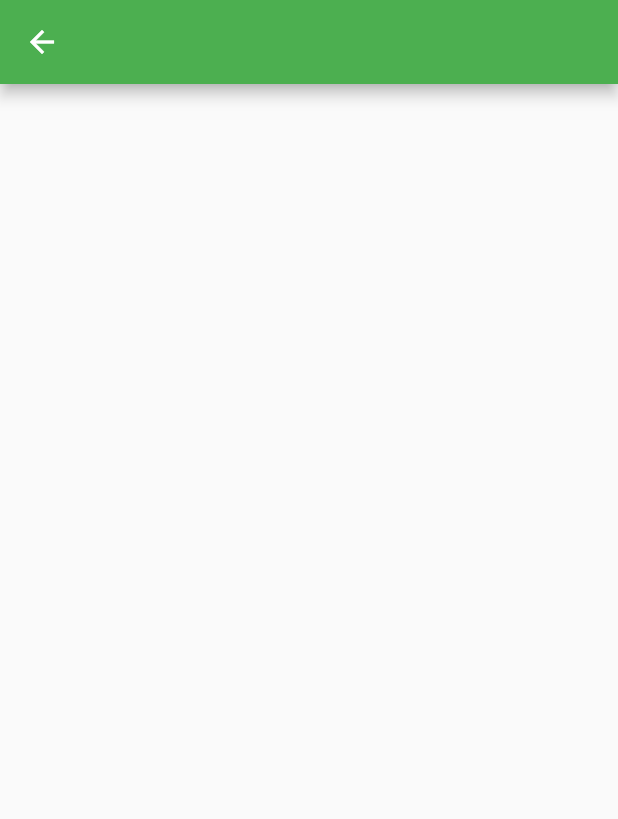
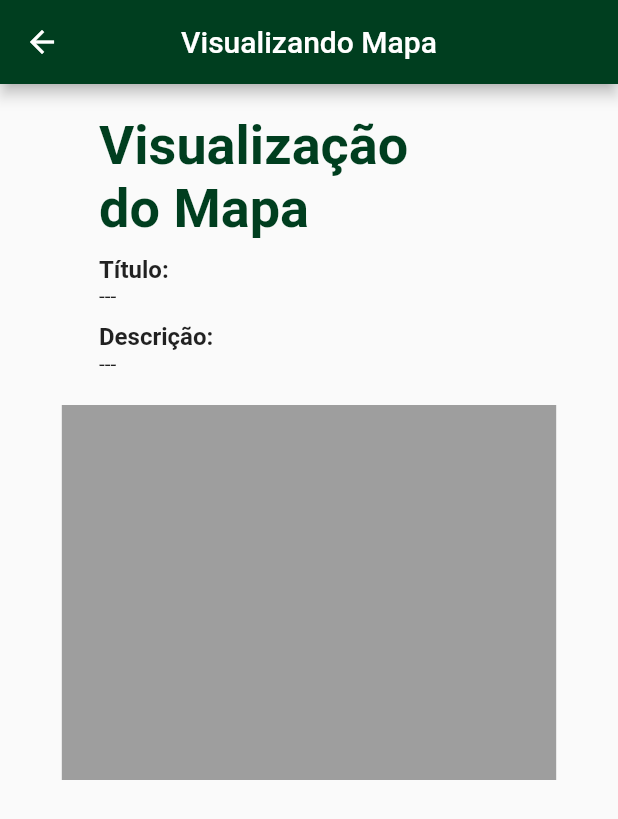
Before and after one commit to marcos-bah/modulo1_deficientes_visuais_proex, a Flutter app: the ViewMapView screen opened directly, on a phone screen of 412 x 824 dp. Shown: the top 819 px of the screen. Run offline on Flutter 3.47's test engine with Material 2 defaults, Android fonts, the phone set to English and light mode, and no system bars; our stand-ins replace dio, file_picker, firebase_auth, firebase_core, firebase_storage, rx_notifier; accounts and stored records are empty.

Commit message:
[ADD] Adicionando base mapa

```diff
--- a/lib/src/app/app.widget.dart
+++ b/lib/src/app/app.widget.dart
@@ -6,6 +6,7 @@ import 'package:modulo1_deficientes_visuais_proex/src/features/create-account/cr
 import 'package:modulo1_deficientes_visuais_proex/src/features/edit-account/edit_account.view.dart';
 import 'package:modulo1_deficientes_visuais_proex/src/features/login/login.view.dart';
 import 'package:modulo1_deficientes_visuais_proex/src/features/maps/map.view.dart';
+import 'package:modulo1_deficientes_visuais_proex/src/features/maps/viewMap.view.dart';
 import 'package:modulo1_deficientes_visuais_proex/src/features/organization/organization.view.dart';
 import 'package:modulo1_deficientes_visuais_proex/src/features/recovery-password/recovery_password.view.dart';
 
@@ -20,7 +21,7 @@ class AppWidget extends StatelessWidget {
       theme: ThemeData(
         primarySwatch: Colors.green,
       ),
-      initialRoute: "/login",
+      initialRoute: "/view-map",
       routes: {
         "/": (context) => CreateAccountView(),
         "/login": (context) => LoginView(),
@@ -32,6 +33,7 @@ class AppWidget extends StatelessWidget {
         "/builder": (context) => BuilderView(),
         "/organization": (context) => OrganizationView(),
         "/map": (context) => MapView(),
+        "/view-map": (context) => ViewMapView(),
       },
     );
   }
--- a/lib/src/features/maps/map.controller.dart
+++ b/lib/src/features/maps/map.controller.dart
@@ -1,4 +1,3 @@
-import 'dart:io';
 import 'dart:typed_data';
 
 import 'package:file_picker/file_picker.dart';
--- a/lib/src/features/maps/viewMap.view.dart
+++ b/lib/src/features/maps/viewMap.view.dart
@@ -1,4 +1,5 @@
 import 'package:flutter/material.dart';
+import 'package:modulo1_deficientes_visuais_proex/src/app/app.color.dart';
 
 class ViewMapView extends StatefulWidget {
   const ViewMapView({Key? key}) : super(key: key);
@@ -10,9 +11,89 @@ class ViewMapView extends StatefulWidget {
 class _ViewMapViewState extends State<ViewMapView> {
   @override
   Widget build(BuildContext context) {
+    Size size = MediaQuery.of(context).size;
     return Scaffold(
-      appBar: AppBar(),
-      body: Column(),
+      appBar: AppBar(
+        title: Text("Visualizando Mapa"),
+        centerTitle: true,
+        backgroundColor: AppColors.primary,
+      ),
+      body: Center(
+        child: Container(
+          width: size.width < 520 ? size.width * 0.8 : 480,
+          child: Column(
+            mainAxisAlignment: MainAxisAlignment.start,
+            crossAxisAlignment: CrossAxisAlignment.start,
+            children: [
+              Center(
+                child: Container(
+                  width: size.width < 320 ? size.width * 0.8 : 280,
+                  child: Column(
+                    mainAxisAlignment: MainAxisAlignment.start,
+                    crossAxisAlignment: CrossAxisAlignment.start,
+                    children: [
+                      SizedBox(
+                        height: 20,
+                      ),
+                      Text(
+                        "Visualização\ndo Mapa",
+                        style: TextStyle(
+                          fontSize: 36,
+                          fontWeight: FontWeight.w700,
+                          color: AppColors.primary,
+                        ),
+                      ),
+                      SizedBox(
+                        height: 10,
+                      ),
+                      Text(
+                        "Título:",
+                        style: TextStyle(
+                          fontWeight: FontWeight.bold,
+                          fontSize: 16,
+                        ),
+                      ),
+                      Text(
+                        "---",
+                        style: TextStyle(
+                          fontWeight: FontWeight.normal,
+                          fontSize: 14,
+                        ),
+                      ),
+                      SizedBox(
+                        height: 10,
+                      ),
+                      Text(
+                        "Descrição:",
+                        style: TextStyle(
+                          fontWeight: FontWeight.bold,
+                          fontSize: 16,
+                        ),
+                      ),
+                      Text(
+                        "---",
+                        style: TextStyle(
+                          fontWeight: FontWeight.normal,
+                          fontSize: 14,
+                        ),
+                      ),
+                      SizedBox(
+                        height: 20,
+                      ),
+                    ],
+                  ),
+                ),
+              ),
+              //Mapa aqui
+              Container(
+                width: double.infinity,
+                height: 250,
+                color: Colors.grey,
+              ),
+            ],
+          ),
+        ),
+      ),
     );
   }
 }
```
